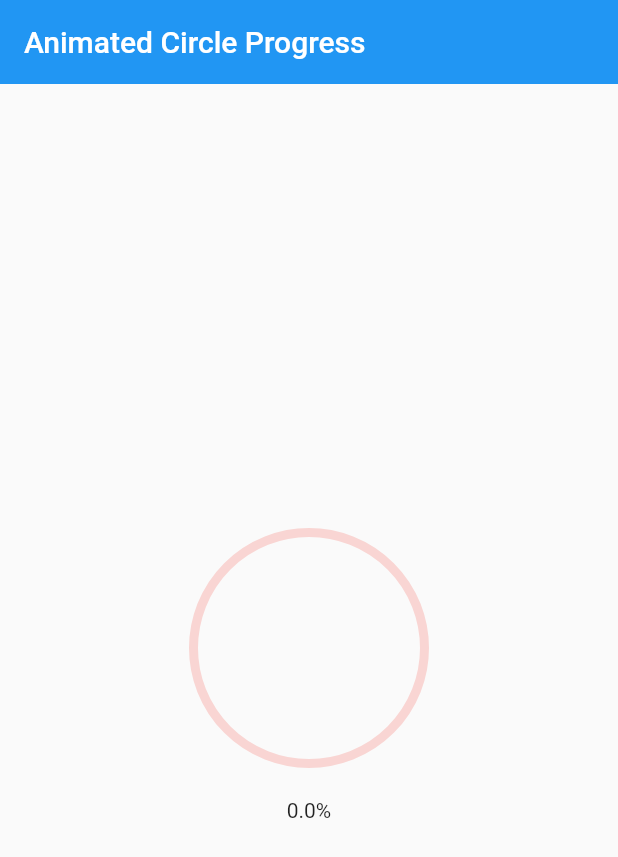
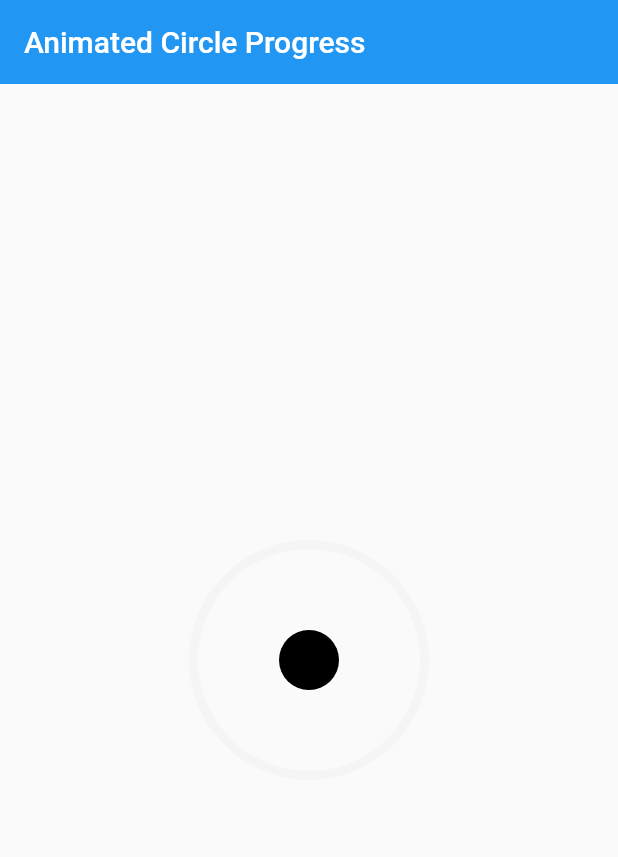
Before and after one commit to mejdi14/flutter_stepper, a Flutter app: the screen it shows after launch, on a phone screen of 412 x 824 dp. Shown: the top 857 px of the screen. Run offline on Flutter 3.47's test engine with Material 2 defaults, Android fonts, the phone set to English and light mode, and no system bars.

Commit message:
one step closer :rocket:

```diff
--- a/example/lib/main.dart
+++ b/example/lib/main.dart
@@ -1,3 +1,4 @@
+import 'package:example/circular_painter.dart';
 import 'package:flutter/material.dart';
 
 import 'circle_progress_bar.dart';
@@ -79,10 +80,21 @@ class _ProgressCardState extends State<ProgressCard> with TickerProviderStateMix
             padding: const EdgeInsets.all(20.0),
             child: GestureDetector(
               behavior: HitTestBehavior.translucent,
-              child: CircleProgressBar(
-                backgroundColor: background,
-                foregroundColor: foreground,
-                value: this.progressPercent,
+              child: Stack(
+                alignment: Alignment.center,
+                children: [
+                  CircleProgressBar(
+                    backgroundColor: Color(0x22D4D6DA),
+                    foregroundColor: Colors.black,
+                    value: this.progressPercent,
+                  ),
+                  Container(
+                    width: 50,
+                    child: CustomPaint(
+                      painter: OpenPainter(),
+                    ),
+                  )
+                ],
               ),
               onTap: () {
 
@@ -103,7 +115,6 @@ class _ProgressCardState extends State<ProgressCard> with TickerProviderStateMix
             ),
           ),
         ),
-        Text("${this.progressPercent * 100}%"),
       ],
     );
   }
```
Also changed, not shown: example/lib/circular_painter.dart (+17 -32 lines).
